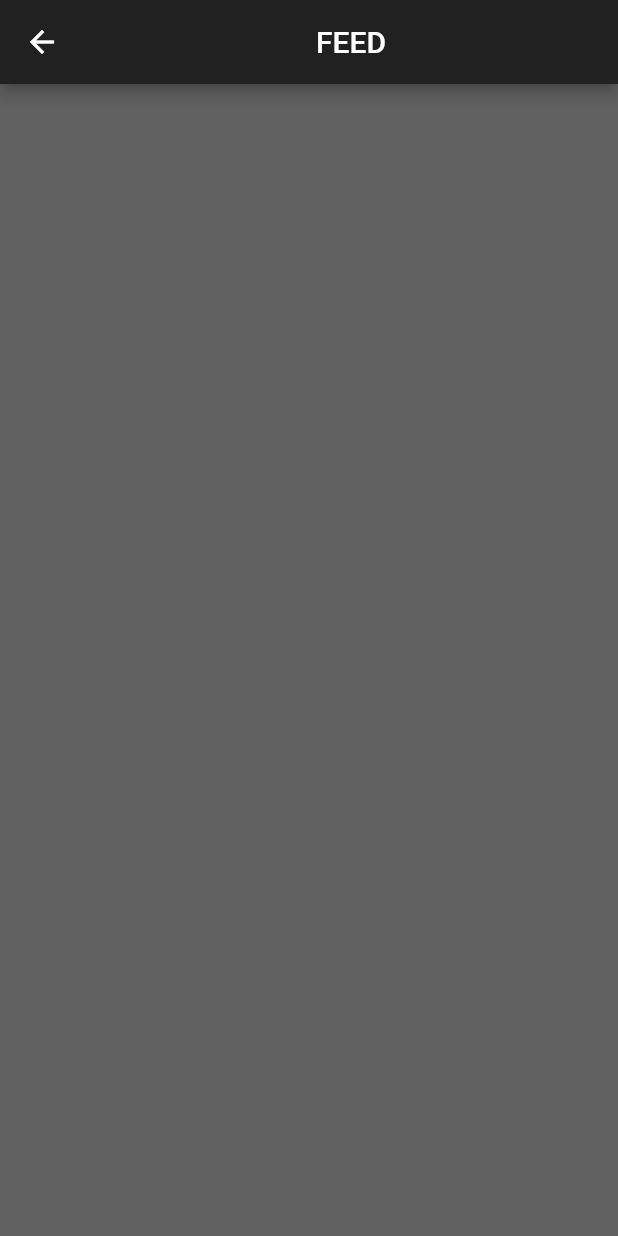
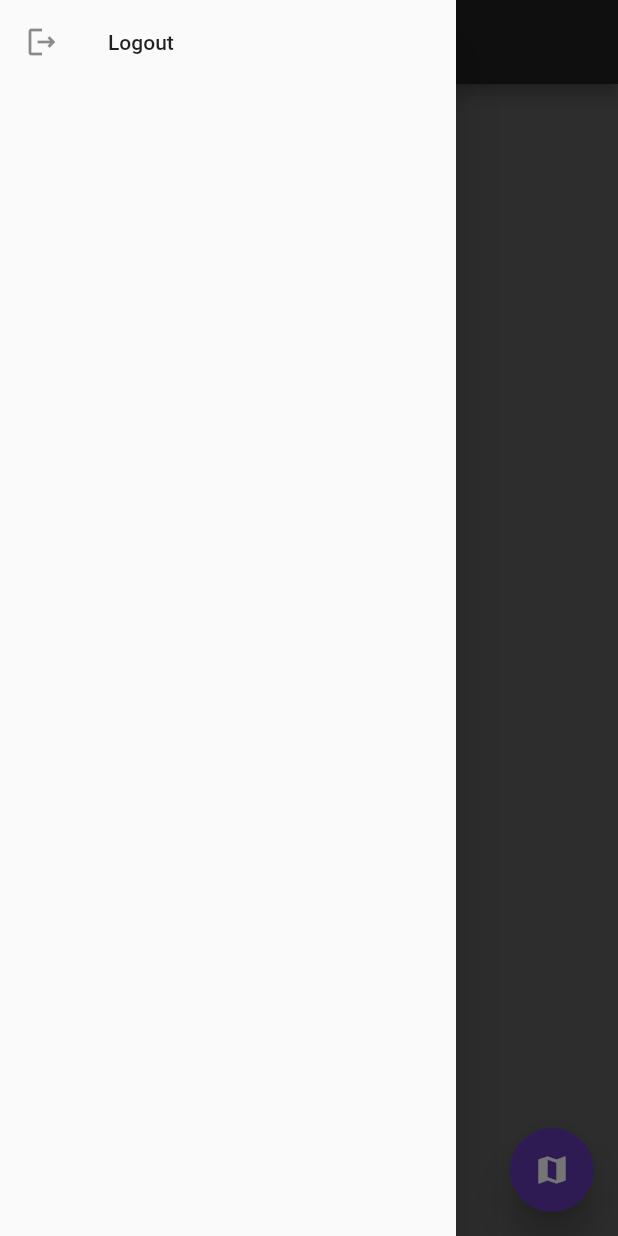
Before and after one commit to SauravSushil/FEED-App, a Flutter app: the ReceiverPage screen opened by its route, with the side drawer open (before the commit the screen has no drawer), on a phone screen of 412 x 824 dp. Run offline on Flutter 3.47's test engine with Material 2 defaults, Android fonts, the phone set to English and light mode, and no system bars; our stand-ins replace cloud_firestore, firebase_auth, firebase_core, geolocator, google_fonts, google_maps_flutter; accounts and stored records are empty.

```diff
--- a/lib/receiver_page.dart
+++ b/lib/receiver_page.dart
@@ -1,3 +1,4 @@
+import 'package:Feed/login_page.dart';
 import 'package:flutter/material.dart';
 import 'package:cloud_firestore/cloud_firestore.dart';
 import 'package:firebase_core/firebase_core.dart';
@@ -20,6 +21,31 @@ class _ReceiverPageState extends State<ReceiverPage> {
       appBar: AppBar(
         backgroundColor: Colors.grey[900],
         title: const Center(child: Text("FEED")),
+      ),
+      drawer: Drawer(
+        child: ListView(
+          children: <Widget>[
+            ListTile(
+              leading: const Icon(Icons.logout_outlined),
+              title: const Text('Logout'),
+              onTap: () {
+                Navigator.push(
+                    context,
+                    MaterialPageRoute(
+                      builder: (context) => const LoginPage(),
+                    ));
+              },
+            ),
+          ],
+        ),
+      ),
+
+      floatingActionButton: FloatingActionButton(
+        child: Icon(Icons.map),
+        onPressed: () {
+          Navigator.pushNamed(context, "MapsPage");
+        },
+        elevation: 10.0,
       ),
       body: StreamBuilder(
         stream: _posts.snapshots(),
@@ -71,7 +97,6 @@ class _ReceiverPageState extends State<ReceiverPage> {
                                   letterSpacing: 0.5,
                                   color: Colors.black,
                                 )),
-
                             // Text(
                             //     "Pickup Location: ${documentSnapshot["pLocation"]}",
                             //     textAlign: TextAlign.start,
@@ -81,7 +106,8 @@ class _ReceiverPageState extends State<ReceiverPage> {
                             //       color: Colors.black,
                             //     )),
                             // const SizedBox(
-                            //   height: 15,)
+                            //   height: 15,
+                            // )
                           ],
                         )
                       ],
@@ -95,6 +121,39 @@ class _ReceiverPageState extends State<ReceiverPage> {
           );
         },
       ),
+      // ElevatedButton(
+      //   onPressed: () {},
+      //   child: Text("Location"),
+      // ),
     );
+    // Padding(
+    //   padding: const EdgeInsets.symmetric(horizontal: 25.0),
+    //   child: Container(
+    //     padding: const EdgeInsets.all(15),
+    //     decoration: BoxDecoration(
+    //         color: Colors.deepPurple, borderRadius: BorderRadius.circular(10)),
+    //     child: Center(
+    //       child: TextButton(
+    //         onPressed: () {},
+    //         child: Text(
+    //           'LOGIN',
+    //         ),
+    //       ),
+    //     ),
+    //   ),
+    // );
+
+    // FloatingActionButton(
+    //   elevation: 10.0,
+    //   child: const Text(
+    //     'About Us',
+    //     style: TextStyle(fontSize: 28),
+
+    //     // action on button press
+    //   ),
+    //   onPressed: () {
+    //     // action on button press
+    //   },
+    // );
   }
 }
```
Also changed, not shown: lib/Donatepage.dart (+7 -1 lines), pubspec.lock, 1 other file.
